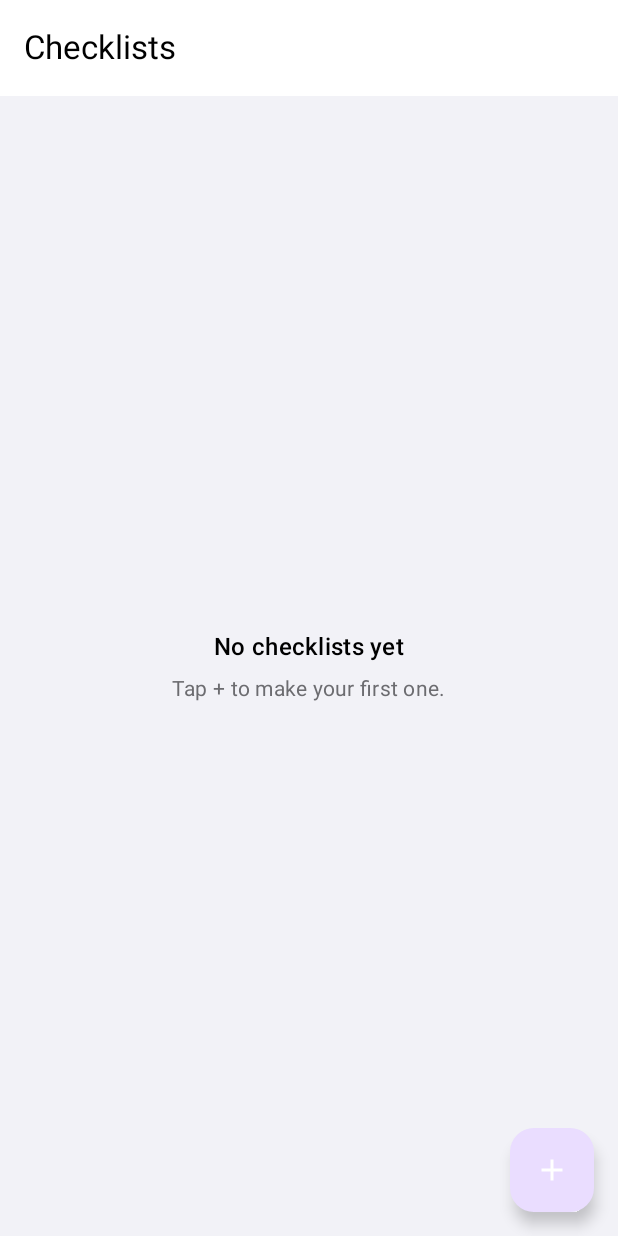
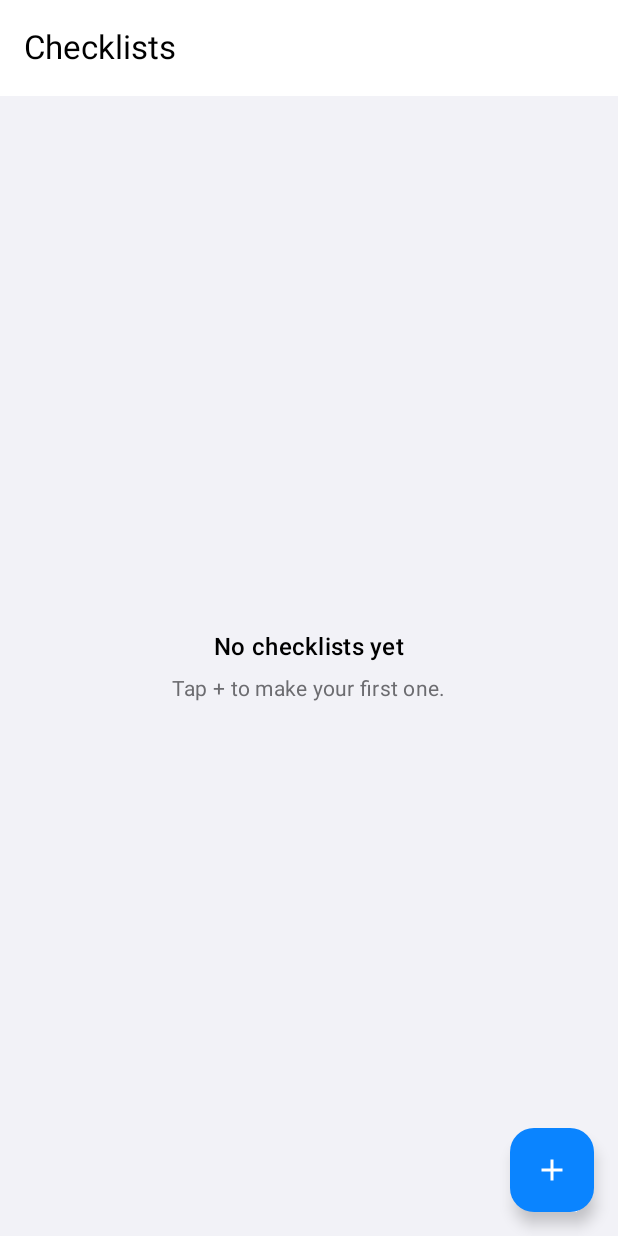
Before and after one commit to abhiram-k-2223/checklist-app, an Android app built with Jetpack Compose: the screen it shows after launch (MainActivity), on a phone screen of 412 x 824 dp. Run offline under Robolectric (Android 15) with nearby library versions, the phone set to English and light mode, and no system bars.

Commit message:
fix: use iOS blue for the add button

```diff
--- a/app/src/main/kotlin/dev/abhiram/checklist/ui/ListsScreen.kt
+++ b/app/src/main/kotlin/dev/abhiram/checklist/ui/ListsScreen.kt
@@ -62,7 +62,11 @@ fun ListsScreen(
             TopAppBar(title = { Text("Checklists") })
         },
         floatingActionButton = {
-            FloatingActionButton(onClick = { showCreate = true }) {
+            FloatingActionButton(
+                onClick = { showCreate = true },
+                containerColor = MaterialTheme.colorScheme.primary,
+                contentColor = MaterialTheme.colorScheme.onPrimary,
+            ) {
                 Icon(
                     painter = painterResource(R.drawable.ic_add),
                     contentDescription = "New checklist",
```
